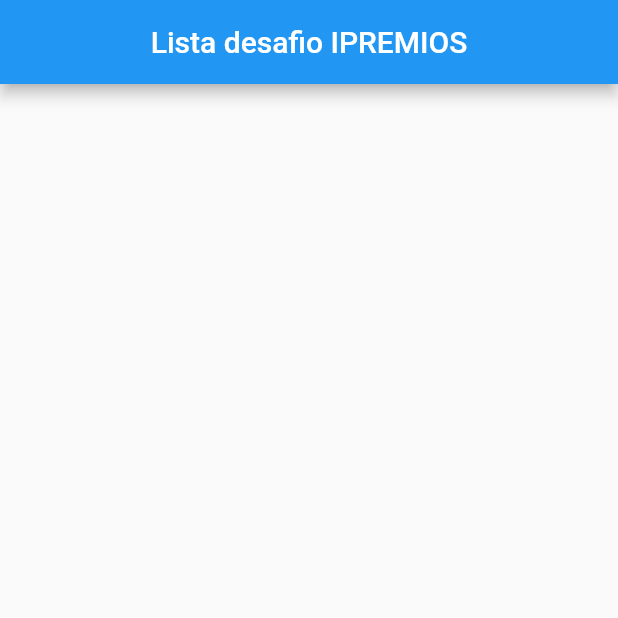
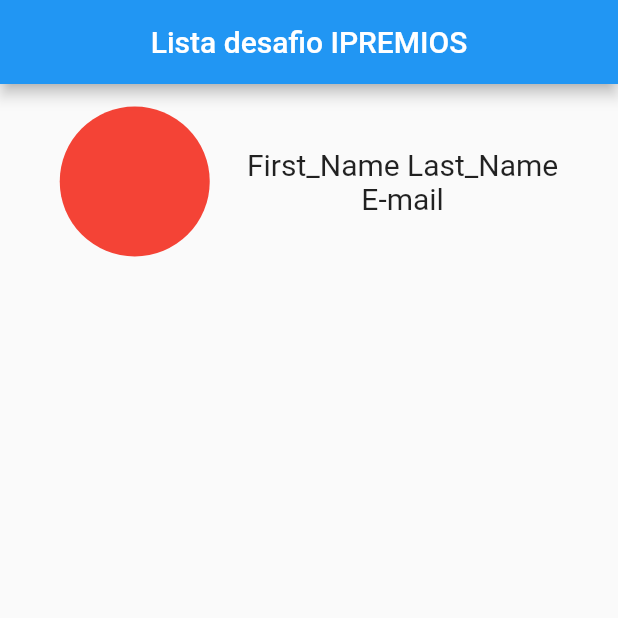
Before and after one commit to JSavioFreire/projeto_ipremios, a Flutter app: the screen it shows after launch, on a phone screen of 412 x 824 dp, the top half of it. Run offline on Flutter 3.47's test engine with Material 2 defaults, Android fonts, the phone set to English and light mode, and no system bars.

Commit message:
homeStyle finished

```diff
--- a/flutter_app/lib/screens/home_screen.dart
+++ b/flutter_app/lib/screens/home_screen.dart
@@ -1,6 +1,4 @@
 import 'package:flutter/material.dart';
-import 'package:flutter/src/widgets/container.dart';
-import 'package:flutter/src/widgets/framework.dart';
 
 class Home extends StatelessWidget {
   const Home({super.key});
@@ -12,6 +10,31 @@ class Home extends StatelessWidget {
         title: const Text('Lista desafio IPREMIOS'),
         centerTitle: true,
       ),
+      body: Column(
+        children: [
+          Padding(
+              padding: const EdgeInsets.all(15),
+              child: Row(
+                mainAxisAlignment: MainAxisAlignment.spaceEvenly,
+                children: [
+                  const CircleAvatar(
+                    radius: 50,
+                    backgroundColor: Colors.red,
+                  ),
+                  Column(
+                    mainAxisAlignment: MainAxisAlignment.spaceEvenly,
+                    children: [
+                      Text(
+                        'First_Name ' + 'Last_Name',
+                        style: TextStyle(fontSize: 20),
+                      ),
+                      Text('E-mail', style: TextStyle(fontSize: 20))
+                    ],
+                  )
+                ],
+              ))
+        ],
+      ),
     );
   }
 }
--- a/flutter_app/pubspec.yaml
+++ b/flutter_app/pubspec.yaml
@@ -31,6 +31,7 @@ environment:
 dependencies:
   flutter:
     sdk: flutter
+
 
 
   # The following adds the Cupertino Icons font to your application.
```
